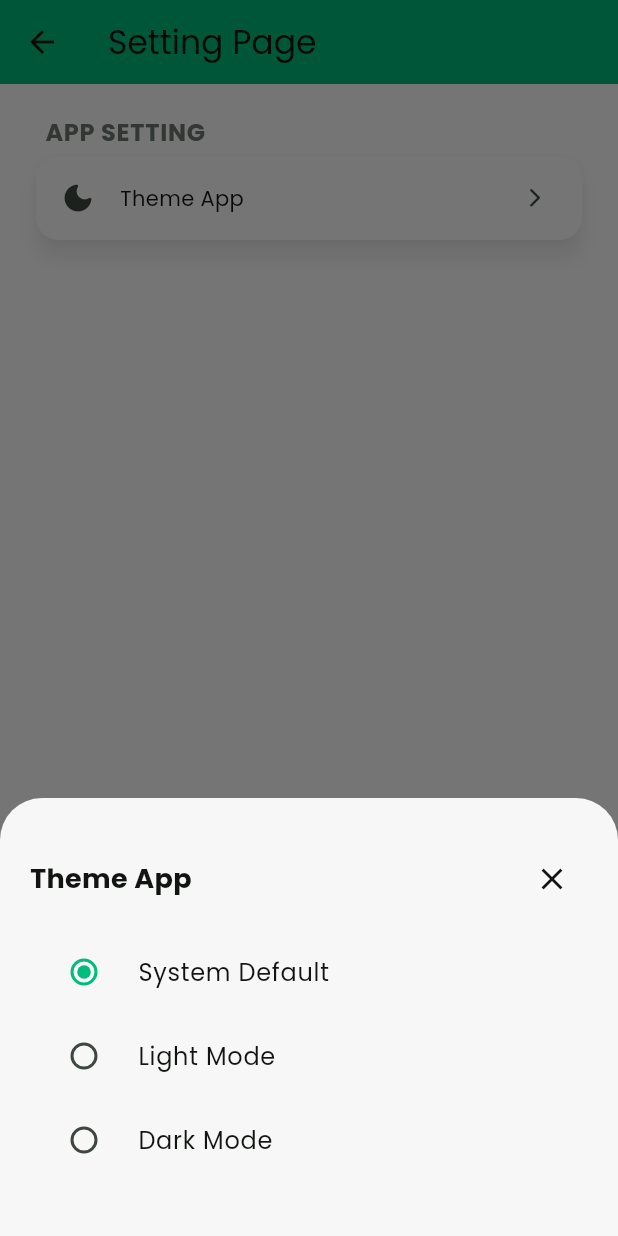
After one commit to devabrahmasta/slurp_restaurant_app, a Flutter app: the SettingScreen screen opened by its route, after a tap on "Theme App", on a phone screen of 412 x 824 dp. The commit adds this screen. Run offline on Flutter 3.47's test engine with Material 3 defaults, Android fonts, the phone set to English and light mode, and no system bars; our stand-ins replace google_fonts, shared_preferences; accounts and stored records are empty; network calls fail.

Commit message:
feat: implement settings screen with theme management and shared preferences integration

```diff
--- a/devtools_options.yaml
+++ b/devtools_options.yaml
@@ -1,3 +1,4 @@
 description: This file stores settings for Dart & Flutter DevTools.
 documentation: https://docs.flutter.dev/tools/devtools/extensions#configure-extension-enablement-states
 extensions:
+  - shared_preferences: true
--- /dev/null
+++ b/lib/data/model/setting.dart
@@ -0,0 +1,7 @@
+class Setting {
+ final String screenTheme;
+
+ Setting({
+   required this.screenTheme,
+ });
+}
--- /dev/null
+++ b/lib/provider/setting/shared_preferences_service.dart
@@ -0,0 +1,35 @@
+import 'package:flutter/material.dart';
+import 'package:slurp_restaurant_app/data/model/setting.dart';
+import 'package:slurp_restaurant_app/services/shared_preferences_service.dart';
+
+class SharedPreferencesProvider extends ChangeNotifier {
+  final SharedPreferencesService _service;
+
+  SharedPreferencesProvider(this._service);
+
+  String _message = "";
+  String get message => _message;
+
+  Setting? _setting;
+  Setting? get setting => _setting;
+
+  Future<void> saveSettingValue(Setting value) async {
+    try {
+      await _service.saveSettingValue(value);
+      _message = "Your data is saved";
+    } catch (e) {
+      _message = "Failed to save your data";
+    }
+    notifyListeners();
+  }
+
+  void getSettingValue() async {
+    try {
+      _setting = _service.getSettingValue();
+      _message = "Data successfully retrieved";
+    } catch (e) {
+      _message = "Failed to get your data";
+    }
+    notifyListeners();
+  }
+}
--- /dev/null
+++ b/lib/provider/setting/theme_state_provider.dart
@@ -0,0 +1,24 @@
+import 'package:flutter/material.dart';
+import 'package:slurp_restaurant_app/utils/theme_state.dart';
+
+class ThemeStateProvider extends ChangeNotifier {
+  ThemeState _themeState = ThemeState.system;
+
+  ThemeState get themeState => _themeState;
+
+  ThemeMode get currentThemeMode {
+    switch (_themeState) {
+      case ThemeState.dark:
+        return ThemeMode.dark;
+      case ThemeState.light:
+        return ThemeMode.light;
+      case ThemeState.system:
+        return ThemeMode.system;
+    }
+  }
+
+  set themeState(ThemeState value) {
+    _themeState = value;
+    notifyListeners();
+  }
+}
--- a/lib/screen/detail/detail_screen.dart
+++ b/lib/screen/detail/detail_screen.dart
@@ -3,6 +3,7 @@ import 'package:provider/provider.dart';
 import 'package:slurp_restaurant_app/provider/detail/restaurant_detail_provider.dart';
 import 'package:slurp_restaurant_app/screen/detail/widget.dart/body_of_detail_screen_widget.dart';
 import 'package:slurp_restaurant_app/static/detail_result_state.dart';
+import 'package:slurp_restaurant_app/utils/widget/refresh_button.dart';
 
 class DetailScreen extends StatefulWidget {
   const DetailScreen({super.key, required this.restaurantId});
@@ -59,6 +60,8 @@ class _DetailScreenState extends State<DetailScreen> {
                     style: Theme.of(context).textTheme.bodyLarge,
                     textAlign: TextAlign.center,
                   ),
+                  const SizedBox.square(dimension: 30),
+                  RefreshButton(),
                 ],
               ),
             ),
--- a/lib/screen/detail/widget.dart/body_of_detail_screen_widget.dart
+++ b/lib/screen/detail/widget.dart/body_of_detail_screen_widget.dart
@@ -343,6 +343,9 @@ class BodyOfDetailScreenWidget extends StatelessWidget {
     IconData? icon,
     VoidCallback? onPressed,
   }) {
+    final backgroundRating = Theme.of(context).colorScheme.onSecondary;
+    final iconColor = Theme.of(context).colorScheme.primary;
+
     return Padding(
       padding: EdgeInsets.symmetric(horizontal: 20.0),
       child: Row(
@@ -358,14 +361,15 @@ class BodyOfDetailScreenWidget extends StatelessWidget {
           if (button != null)
             FilledButton.tonalIcon(
               style: FilledButton.styleFrom(
-                backgroundColor: Theme.of(context).colorScheme.primaryContainer,
-                foregroundColor: Theme.of(context).colorScheme.primary,
+                backgroundColor: backgroundRating,
+                foregroundColor: iconColor,
               ),
               icon: Icon(icon),
               onPressed: onPressed,
               label: Text(
                 button,
                 style: context.text.labelMedium?.copyWith(
+
                   fontWeight: FontWeight.w700,
                 ),
               ),
--- a/lib/screen/detail/widget.dart/custom_snackbar.dart
+++ b/lib/screen/detail/widget.dart/custom_snackbar.dart
@@ -9,7 +9,7 @@ class CustomSnackBar {
     ScaffoldMessenger.of(context).showSnackBar(
       SnackBar(
         behavior: SnackBarBehavior.floating,
-        margin: const EdgeInsets.only(bottom: 24, left: 24, right: 24),
+        margin: const EdgeInsets.only(top: 24, left: 24, right: 24),
         shape: RoundedRectangleBorder(borderRadius: BorderRadius.circular(12)),
         backgroundColor: isSuccess
             ? Theme.of(context).colorScheme.primary
--- a/lib/screen/home/dashboard_screen.dart
+++ b/lib/screen/home/dashboard_screen.dart
@@ -6,6 +6,7 @@ import 'package:slurp_restaurant_app/screen/home/widget/search_widget.dart';
 import 'package:slurp_restaurant_app/static/list_result_state.dart';
 import 'package:slurp_restaurant_app/static/navigation_route.dart';
 import 'package:slurp_restaurant_app/utils/theme/theme_extensions.dart';
+import 'package:slurp_restaurant_app/utils/widget/refresh_button.dart';
 
 class DashboardScreen extends StatefulWidget {
   const DashboardScreen({super.key});
@@ -31,6 +32,7 @@ class _DashboardScreenState extends State<DashboardScreen> {
     return Scaffold(
       backgroundColor: Theme.of(context).colorScheme.surfaceContainerLow,
       body: SafeArea(
+        top: true,
         child: Padding(
           padding: const EdgeInsets.all(20.0),
           child: Column(
@@ -112,12 +114,14 @@ class _DashboardScreenState extends State<DashboardScreen> {
                                 radius: 64,
                                 child: Icon(Icons.no_food_rounded, size: 40),
                               ),
-                              SizedBox.square(dimension: 10),
+                              const SizedBox.square(dimension: 10),
                               Text(
                                 message,
                                 style: Theme.of(context).textTheme.bodyLarge,
                                 textAlign: TextAlign.center,
                               ),
+                              const SizedBox.square(dimension: 30),
+                              RefreshButton(),
                             ],
                           ),
                         ),
--- a/lib/screen/home/search_screen.dart
+++ b/lib/screen/home/search_screen.dart
@@ -6,6 +6,7 @@ import 'package:slurp_restaurant_app/screen/home/widget/search_widget.dart';
 import 'package:slurp_restaurant_app/static/list_result_state.dart';
 import 'package:slurp_restaurant_app/static/navigation_route.dart';
 import 'package:slurp_restaurant_app/utils/theme/theme_extensions.dart';
+import 'package:slurp_restaurant_app/utils/widget/refresh_button.dart';
 
 class SearchScreen extends StatelessWidget {
   const SearchScreen({super.key});
@@ -94,6 +95,8 @@ class SearchScreen extends StatelessWidget {
                                 style: Theme.of(context).textTheme.bodyLarge,
                                 textAlign: TextAlign.center,
                               ),
+                              const SizedBox.square(dimension: 30),
+                              RefreshButton(),
                             ],
                           ),
                         ),
--- /dev/null
+++ b/lib/screen/setting/setting_screen.dart
@@ -0,0 +1,138 @@
+import 'package:flutter/material.dart';
+import 'package:provider/provider.dart';
+import 'package:slurp_restaurant_app/provider/setting/shared_preferences_service.dart';
+import 'package:slurp_restaurant_app/provider/setting/theme_state_provider.dart';
+import 'package:slurp_restaurant_app/screen/setting/widget/radio_theme_button.dart';
+import 'package:slurp_restaurant_app/utils/theme_state.dart';
+import 'package:slurp_restaurant_app/utils/theme/theme_extensions.dart';
+
+class SettingScreen extends StatefulWidget {
+  const SettingScreen({super.key});
+
+  @override
+  State<SettingScreen> createState() => _SettingScreenState();
+}
+
+class _SettingScreenState extends State<SettingScreen> {
+  @override
+  void initState() {
+    super.initState();
+
+    final themeStateProvider = context.read<ThemeStateProvider>();
+    final sharedPreferencesProvider = context.read<SharedPreferencesProvider>();
+
+    Future.microtask(() async {
+      sharedPreferencesProvider.getSettingValue();
+      final setting = sharedPreferencesProvider.setting;
+
+      if (setting != null) {
+        themeStateProvider.themeState = setting.screenTheme.toThemeState();
+      } else {
+        themeStateProvider.themeState = ThemeState.system;
+      }
+    });
+  }
+
+  @override
+  Widget build(BuildContext context) {
+    final backgroundCard = Theme.of(context).colorScheme.surfaceBright;
+
+    return Scaffold(
+      appBar: AppBar(
+        backgroundColor: Theme.of(context).colorScheme.primary,
+        title: const Text('Setting Page'),
+      ),
+      body: SingleChildScrollView(
+        padding: EdgeInsets.only(
+          top: 20,
+          left: 20,
+          right: 20,
+          bottom: MediaQuery.of(context).viewInsets.bottom + 20,
+        ),
+        child: Column(
+          crossAxisAlignment: CrossAxisAlignment.stretch,
+          children: [
+            _header(context, 'App Setting'),
+            Card(
+              color: backgroundCard,
+              elevation: 6,
+              shadowColor: Colors.black38,
+              shape: RoundedRectangleBorder(
+                borderRadius: BorderRadius.circular(15),
+              ),
+              clipBehavior: Clip.antiAlias,
+              child: Column(
+                children: [
+                  InkWell(
+                    onTap: () {
+                      showModalBottomSheet(
+                        context: context,
+                        builder: (BuildContext context) {
+                          return RadioThemeButton();
+                        },
+                      );
+                    },
+                    child: ListTile(
+                      leading: Icon(Icons.dark_mode_rounded),
+                      title: Text(
+                        'Theme App',
+                        style: context.text.bodyMedium,
+                      ),
+                      trailing: Icon(Icons.arrow_forward_ios_rounded, size: 15),
+                    ),
+                  ),
+                ],
+              ),
+            ),
+          ],
+        ),
+      ),
+    );
+  }
+
+  Widget _header(BuildContext context, String title) {
+    return Padding(
+      padding: const EdgeInsets.only(left: 10.0),
+      child: Text(
+        title.toUpperCase(),
+        style: context.text.bodyLarge?.copyWith(
+          color: Theme.of(context).colorScheme.outline,
+          fontWeight: FontWeight.w700,
+        ),
+      ),
+    );
+  }
+}
+
+class SettingList extends StatelessWidget {
+  final Widget? leading;
+  final Widget? title;
+  final Widget? subtitle;
+  final Widget? trailing;
+  final bool? isThreeLine;
+  final bool? dense;
+  final VisualDensity? visualDensity;
+  final ShapeBorder? shape;
+  final ListTileStyle? style;
+
+  const SettingList({
+    super.key,
+    this.leading,
+    this.title,
+    this.subtitle,
+    this.trailing,
+    this.isThreeLine,
+    this.dense,
+    this.visualDensity,
+    this.shape,
+    this.style,
+  });
+
+  @override
+  Widget build(BuildContext context) {
+    return ListTile(
+      leading: Text('Theme App'),
+      trailing: Icon(Icons.arrow_forward_ios_rounded, size: 15),
+    );
+  }
+}
--- /dev/null
+++ b/lib/screen/setting/widget/radio_theme_button.dart
@@ -0,0 +1,79 @@
+import 'package:flutter/material.dart';
+import 'package:provider/provider.dart';
+import 'package:slurp_restaurant_app/data/model/setting.dart';
+import 'package:slurp_restaurant_app/provider/setting/shared_preferences_service.dart';
+import 'package:slurp_restaurant_app/provider/setting/theme_state_provider.dart';
+import 'package:slurp_restaurant_app/utils/theme_state.dart';
+
+class RadioThemeButton extends StatelessWidget {
+  const RadioThemeButton({super.key});
+
+  @override
+  Widget build(BuildContext context) {
+    return Padding(
+      padding: EdgeInsets.only(
+        top: 30,
+        left: 20,
+        right: 20,
+        bottom: MediaQuery.of(context).viewInsets.bottom + 36,
+      ),
+      child: Column(
+        crossAxisAlignment: CrossAxisAlignment.start,
+        mainAxisSize: MainAxisSize.min,
+        children: [
+          Row(
+            mainAxisAlignment: MainAxisAlignment.spaceBetween,
+            children: [
+              const Text(
+                'Theme App',
+                style: TextStyle(fontWeight: FontWeight.bold, fontSize: 18),
+              ),
+              IconButton(
+                onPressed: () => Navigator.pop(context),
+                icon: const Icon(Icons.close),
+              ),
+            ],
+          ),
+          const SizedBox(height: 10),
+
+          Flexible(
+            child: SingleChildScrollView(
+              child: Consumer<ThemeStateProvider>(
+                builder: (context, provider, child) {
+                  return RadioGroup<ThemeState>(
+                    groupValue: provider.themeState,
+                    onChanged: (ThemeState? value) {
+                      if (value != null) {
+                        provider.themeState = value;
+
+                        context.read<SharedPreferencesProvider>().saveSettingValue(
+                          Setting(screenTheme: value.name),
+                        );
+                      }
+                    },
+                    child: Column(
+                      children: [
+                        RadioListTile<ThemeState>(
+                          title: const Text("System Default"),
+                          value: ThemeState.system,
+                        ),
+                        RadioListTile<ThemeState>(
+                          title: const Text("Light Mode"),
+                          value: ThemeState.light,
+                        ),
+                        RadioListTile<ThemeState>(
+                          title: const Text("Dark Mode"),
+                          value: ThemeState.dark,
+                        ),
+                      ],
+                    ),
+                  );
+                },
+              ),
+            ),
+          ),
+        ],
+      ),
+    );
+  }
+}
--- /dev/null
+++ b/lib/services/shared_preferences_service.dart
@@ -0,0 +1,25 @@
+import 'package:shared_preferences/shared_preferences.dart';
+import 'package:slurp_restaurant_app/data/model/setting.dart';
+import 'package:slurp_restaurant_app/utils/theme_state.dart';
+
+class SharedPreferencesService {
+  final SharedPreferences _preferences;
+
+  SharedPreferencesService(this._preferences);
+
+  static const String _keyTheme = "MY_THEME";
+
+  Future<void> saveSettingValue(Setting setting) async {
+    try {
+      await _preferences.setString(_keyTheme, setting.screenTheme);
+    } catch (e) {
+      throw Exception("Shared preferences cannot save the setting value.");
+    }
+  }
+
+  Setting getSettingValue() {
+    return Setting(
+      screenTheme: _preferences.getString(_keyTheme) ?? ThemeState.system.name,
+    );
+  }
+}
--- a/lib/static/navigation_route.dart
+++ b/lib/static/navigation_route.dart
@@ -1,7 +1,8 @@
 enum NavigationRoute {
   mainRoute("/"),
   detailRoute("/detail"),
-  searchRoute("/search");
+  searchRoute("/search"),
+  settingRoute("/setting");
 
   const NavigationRoute(this.name);
   final String name;
--- /dev/null
+++ b/lib/utils/theme_state.dart
@@ -0,0 +1,14 @@
+enum ThemeState {
+  system,
+  light,
+  dark;
+}
+
+extension ThemeStateExtension on String {
+  ThemeState toThemeState() {
+    return ThemeState.values.firstWhere(
+      (e) => e.name == this,
+      orElse: () => ThemeState.system,
+    );
+  }
+}
--- a/pubspec.yaml
+++ b/pubspec.yaml
@@ -13,6 +13,7 @@ dependencies:
   http: ^1.6.0
   provider: ^6.1.5+1
   salomon_bottom_bar: ^3.3.2
+  shared_preferences: ^2.5.4
 
 dev_dependencies:
   flutter_test:
```
Also changed, not shown: lib/main.dart (+23 -4 lines), lib/screen/setting/widget/switch_button_theme.dart (added, +38 -0 lines), lib/utils/widget/refresh_button.dart (added, +21 -0 lines), pubspec.lock, 1 other file.
